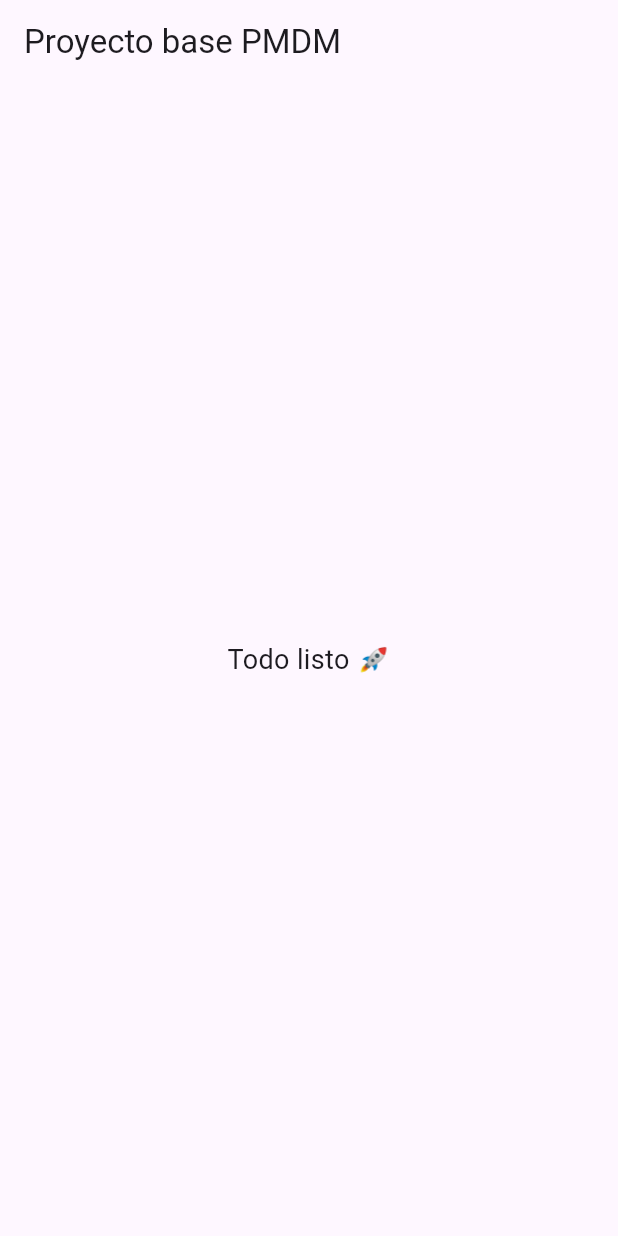
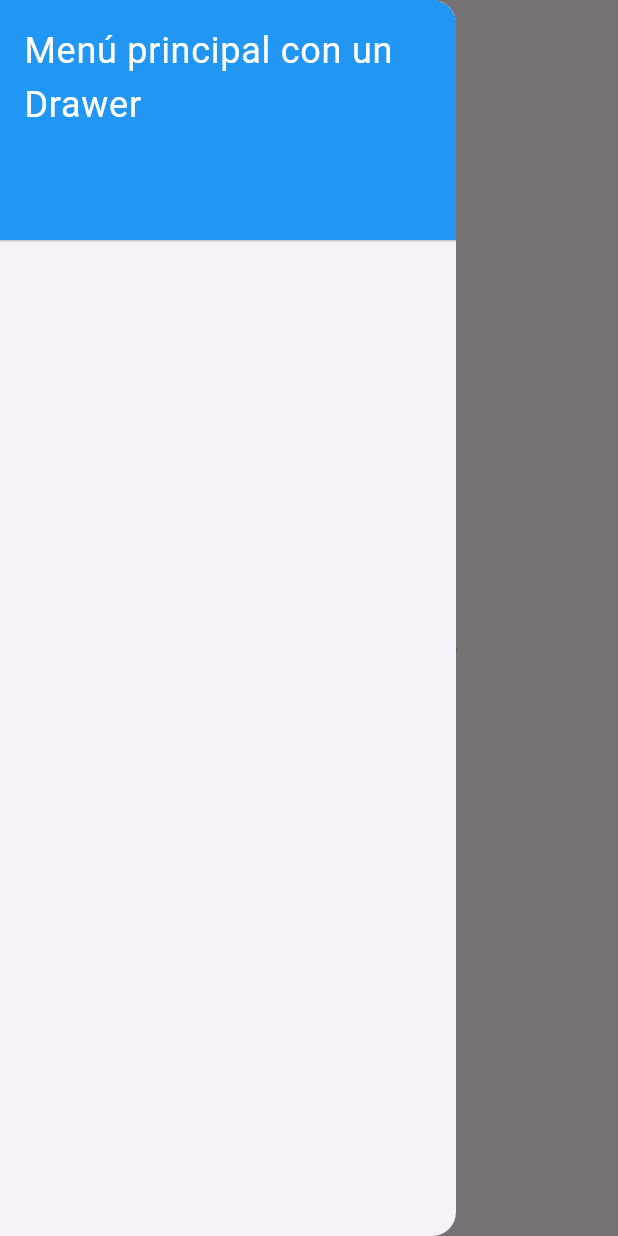
Before and after one commit to MrFireWolf007/pmdm_examen_total, a Flutter app: the screen it shows after launch, with the side drawer open (before the commit the screen has no drawer), on a phone screen of 412 x 824 dp. Run offline on Flutter 3.47's test engine with Material 3 defaults, Android fonts, the phone set to English and light mode, and no system bars.

Commit message:
Navegacion: Drawer creado

```diff
--- a/lib/pages/home/home_page.dart
+++ b/lib/pages/home/home_page.dart
@@ -14,9 +14,29 @@ class _HomePageState extends State<HomePage> {
       appBar: AppBar(
         title: const Text('Proyecto base PMDM'),
       ),
+      // El Drawer siempre va en el Scaffold y para que tenga el icono de menu existir un AppBar
+      drawer: Drawer(
+        child: ListView(
+          padding: EdgeInsets.zero,
+          children: const[
+            DrawerHeader(
+              decoration: BoxDecoration(
+                color: Colors.blue,
+              ),
+              child: Text(
+                'Menú principal con un Drawer',
+                style: TextStyle(
+                  color: Colors.white,
+                  fontSize: 24,
+                ),
+              )
+            )
+          ],
+        )
+      ),
       body: const Center(
         child: Text(
-          'Todo listo 🚀',
+          'Todo listo en el Home🚀',
           style: TextStyle(fontSize: 18),
         ),
       ),
```
Also changed, not shown: 1 other file.
